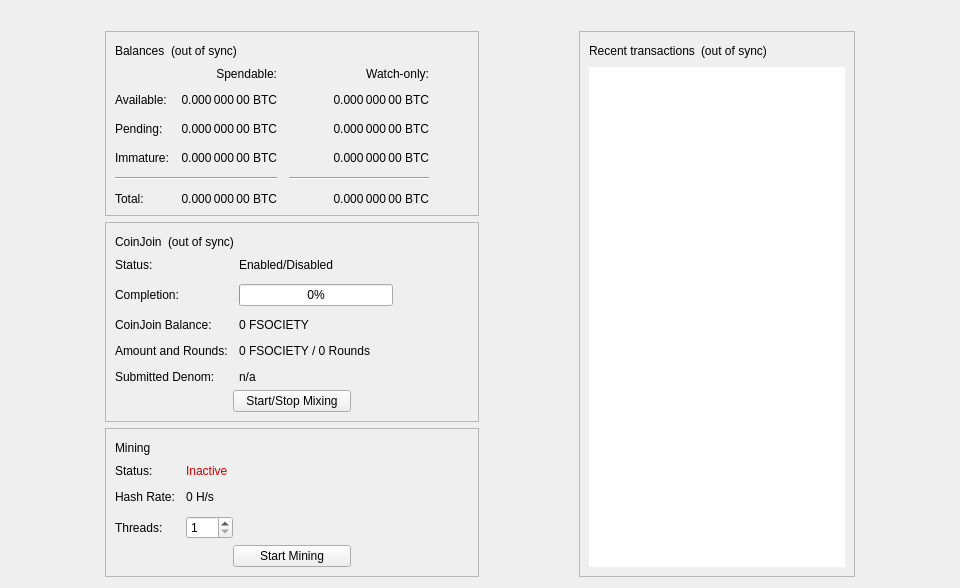
Qt form src/qt/forms/overviewpage.ui (fsocietychain/fsociety) before a commit.
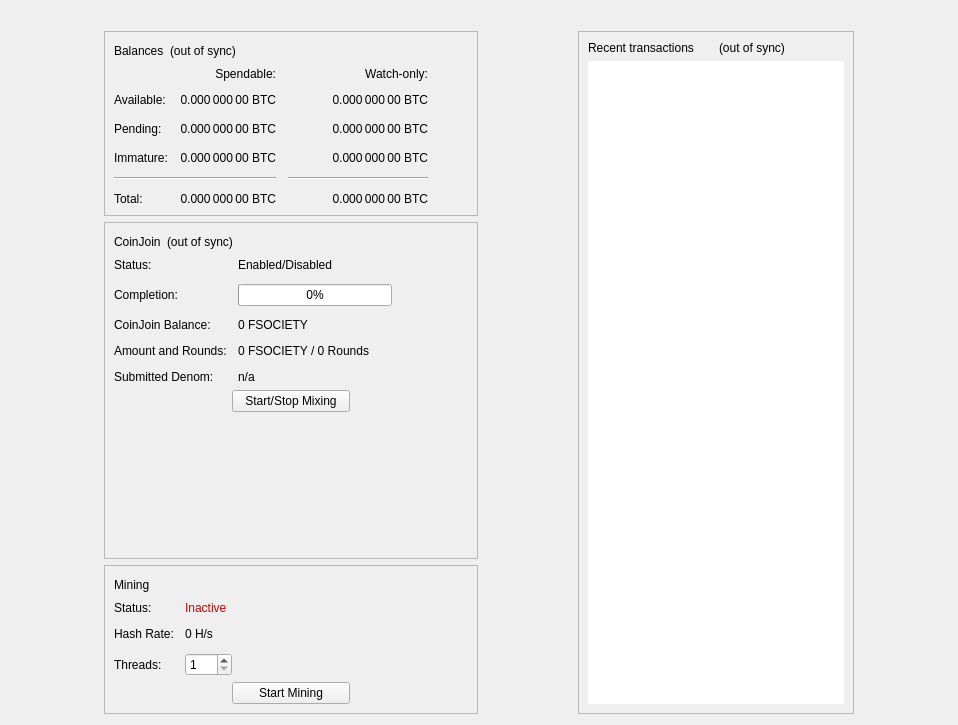
The same form after that commit.

Diff of the .ui file:
```diff
--- a/src/qt/forms/overviewpage.ui
+++ b/src/qt/forms/overviewpage.ui
@@ -6,14 +6,14 @@
    <rect>
     <x>0</x>
     <y>0</y>
-    <width>960</width>
-    <height>585</height>
+    <width>958</width>
+    <height>725</height>
    </rect>
   </property>
   <property name="minimumSize">
    <size>
-    <width>960</width>
-    <height>0</height>
+    <width>958</width>
+    <height>557</height>
    </size>
   </property>
   <property name="windowTitle">
@@ -733,10 +733,13 @@
               <property name="orientation">
                <enum>Qt::Vertical</enum>
               </property>
+              <property name="sizeType">
+               <enum>QSizePolicy::Fixed</enum>
+              </property>
               <property name="sizeHint" stdset="0">
                <size>
                 <width>20</width>
-                <height>40</height>
+                <height>0</height>
                </size>
               </property>
              </spacer>
@@ -746,32 +749,6 @@
          </layout>
         </widget>
        </item>
-       <item>
-        <spacer name="verticalSpacer_MiningBottom">
-         <property name="orientation">
-          <enum>Qt::Vertical</enum>
-         </property>
-         <property name="sizeHint" stdset="0">
-          <size>
-           <width>20</width>
-           <height>40</height>
-          </size>
-         </property>
-        </spacer>
-       </item>
-       <item>
-        <spacer name="verticalSpacer">
-         <property name="orientation">
-          <enum>Qt::Vertical</enum>
-         </property>
-         <property name="sizeHint" stdset="0">
-          <size>
-           <width>20</width>
-           <height>0</height>
-          </size>
-         </property>
-        </spacer>
-       </item>
       </layout>
      </item>
      <item>
@@ -791,6 +768,9 @@
       <layout class="QVBoxLayout" name="verticalLayout_3">
        <item>
         <widget class="QFrame" name="frame_2">
+         <property name="enabled">
+          <bool>true</bool>
+         </property>
          <property name="frameShape">
           <enum>QFrame::StyledPanel</enum>
          </property>
@@ -820,19 +800,6 @@
               </property>
              </widget>
             </item>
-            <item>
-             <spacer name="horizontalSpacer">
-              <property name="orientation">
-               <enum>Qt::Horizontal</enum>
-              </property>
-              <property name="sizeHint" stdset="0">
-               <size>
-                <width>40</width>
-                <height>20</height>
-               </size>
-              </property>
-             </spacer>
-            </item>
            </layout>
           </item>
           <item>
```
Left out of the diff: 3 changed lines with no effect on the pictures.
